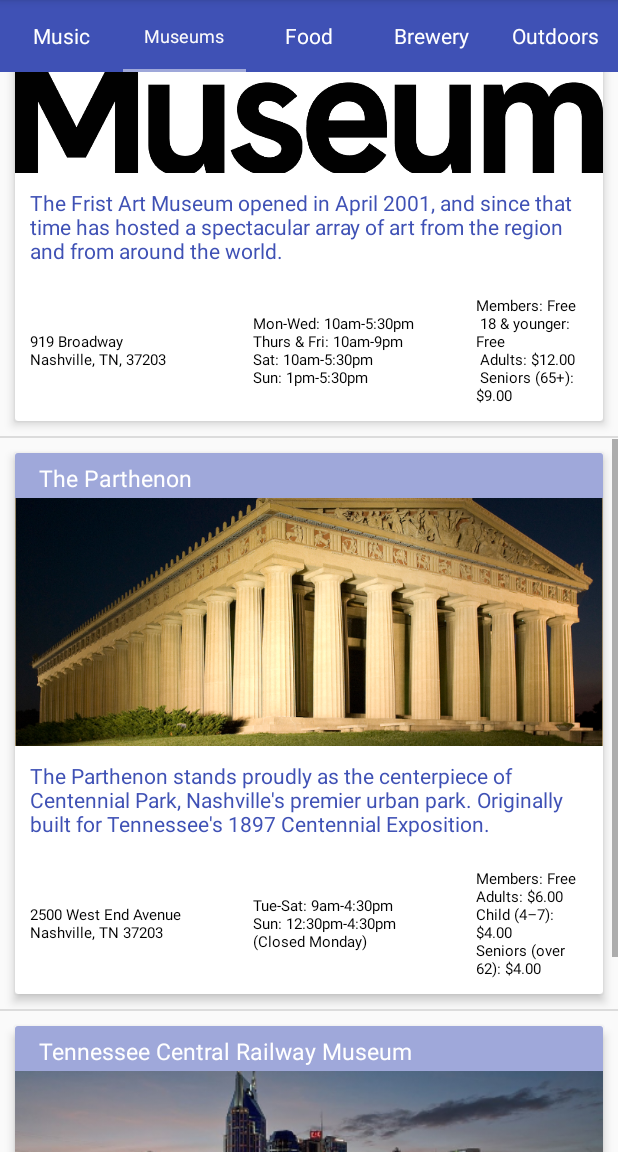
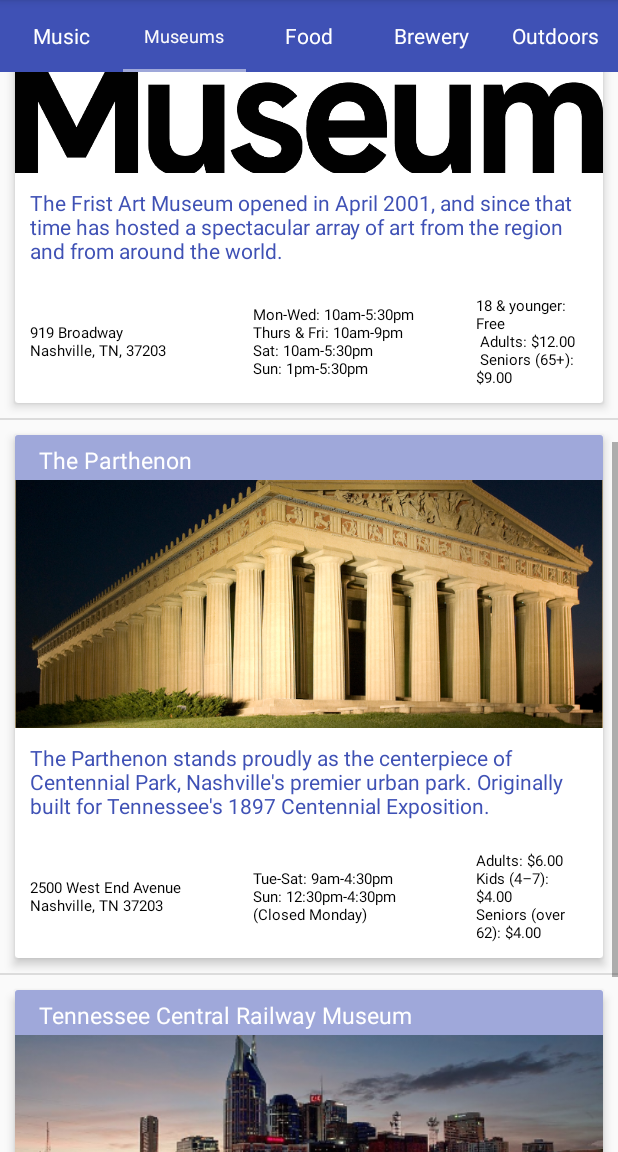
Before and after one commit to inkedblots/NashvilleTourGuide, an Android app: the screen it shows after launch (MainActivity), tab 2 chosen, scrolled down 504 dp, on a phone screen of 412 x 824 dp, the part 84-1236 px from its top. Run offline under Robolectric (Android 15) with nearby library versions, the phone set to English and light mode, and no system bars; our stand-ins replace ButterKnife.

Commit message:
minor editing, code formatting, Refactors

```diff
--- a/app/src/main/AndroidManifest.xml
+++ b/app/src/main/AndroidManifest.xml
@@ -35,7 +35,7 @@
                 android:value="com.example.android.tourguideapp.MainActivity" />
         </activity>
         <activity
-            android:name=".Maps"
+            android:name=".CityMap"
             android:label="City Map"
             android:parentActivityName=".MainActivity">
 
--- a/app/src/main/java/com/example/android/tourguideapp/Maps.java
+++ b/app/src/main/java/com/example/android/tourguideapp/CityMap.java
@@ -3,7 +3,7 @@ package com.example.android.tourguideapp;
 import android.os.Bundle;
 import android.support.v7.app.AppCompatActivity;
 
-public class Maps extends AppCompatActivity {
+public class CityMap extends AppCompatActivity {
 
     @Override
     protected void onCreate(Bundle savedInstanceState) {
--- a/app/src/main/java/com/example/android/tourguideapp/MainActivity.java
+++ b/app/src/main/java/com/example/android/tourguideapp/MainActivity.java
@@ -60,7 +60,7 @@ public class MainActivity extends AppCompatActivity {
         // Create an adapter that knows which fragment should be shown on each page
         CategoryAdapter adapter = new CategoryAdapter(getSupportFragmentManager(), this);
 
-        // Set the adapter onto viewPager
+        // Set the adapter on viewPager
         viewPager.setAdapter(adapter);
 
         TabLayout tabLayout = findViewById(R.id.slidingTabs);
@@ -106,7 +106,7 @@ public class MainActivity extends AppCompatActivity {
                 }
                 // Intent to `Nashville` City Map Activity
                 if (position == 2) {
-                    Intent intent = new Intent(mMain, Maps.class);
+                    Intent intent = new Intent(mMain, CityMap.class);
                     startActivity(intent);
 
                 }
--- a/app/src/main/res/layout/activity_about_nashville.xml
+++ b/app/src/main/res/layout/activity_about_nashville.xml
@@ -14,7 +14,7 @@
             android:padding="@dimen/paddingInfo"
             android:text="@string/aboutNashville"
             android:textColor="@color/colorPrimary"
-            android:textSize="@dimen/textAboutInfo" />
+            android:textSize="@dimen/textAboutInfo"/>
 
         <TextView
             android:layout_width="wrap_content"
--- a/app/src/main/res/layout/activity_map.xml
+++ b/app/src/main/res/layout/activity_map.xml
@@ -8,8 +8,8 @@
         android:layout_width="match_parent"
         android:layout_height="match_parent"
         android:layout_gravity="center"
-        android:layout_margin="@dimen/margin_map"
-        android:contentDescription="@string/nashMap"
-        android:src="@drawable/citymap" />
+        android:layout_margin="10dp"
+        android:contentDescription="@string/cityMap"
+        android:src="@drawable/citymap"/>
 
 </LinearLayout>
--- a/app/src/main/res/values/strings.xml
+++ b/app/src/main/res/values/strings.xml
@@ -8,6 +8,8 @@
     <string name="about"><![CDATA[<span style="color:#FFFFFF">About</span>]]></string>
     <string name="nashMap"><![CDATA[<span style="color:#FFFFFF">City Map</span>]]></string>
     <string name="mta"><![CDATA[<span style="color:#FFFFFF">Metro Transit</span>]]></string>
+
+
 
 
     <!-- Drawer Navigation -->
@@ -53,8 +55,7 @@
                                 \nThurs &amp; Fri: 10am-9pm
                                 \nSat: 10am-5:30pm
                                 \nSun: 1pm-5:30pm</string>
-    <string name="museumPrice2">Members: Free\n
-                                18 &amp; younger: Free\n
+    <string name="museumPrice2">18 &amp; younger: Free\n
                                 Adults: $12.00\n
                                 Seniors (65+): $9.00</string>
     <string name="museumDescription2">The Frist Art Museum opened in April 2001, and since that time
@@ -64,8 +65,9 @@
     <string name="museumTitle3">The Parthenon</string>
     <string name="museumAddress3">2500 West End Avenue\nNashville, TN 37203</string>
     <string name="museumHours3">Tue-Sat: 9am-4:30pm\nSun: 12:30pm-4:30pm\n(Closed Monday)</string>
-    <string name="museumPrice3">Members: Free\nAdults: $6.00\nChild (4&#8211;7): $4.00\nSeniors
-                                (over 62): $4.00</string>
+    <string name="museumPrice3">Adults: $6.00
+                                \nKids (4&#8211;7): $4.00
+                                \nSeniors (over 62): $4.00</string>
     <string name="museumDescription3">The Parthenon stands proudly as the centerpiece of Centennial
         Park, Nashville\'s premier urban park. Originally built for Tennessee\'s 1897 Centennial
         Exposition.</string>
@@ -94,8 +96,8 @@
     <string name="musicAddress2">116 Fifth Avenue North\n
                                 Nashville, TN 37219\n
                                 (615) 889&#8211;3060</string>
-    <string name="musicHours2">Museum Tours\n9am&#8211;4:30pm\n
-                               Cafe Lula 9am&#8211;5pm</string>
+    <string name="musicHours2">Museum Tours\n9am&#8211;4:30pm
+                               \nCafe Lula\n9 am&#8211;5pm</string>
     <string name="musicPrice2">Varies by show</string>
     <string name="musicDescription2">This place is hallowed ground. This is the exact spot where
         bluegrass was born—where Johnny Cash met June Carter, where souls were saved and a slice of
@@ -128,7 +130,9 @@
     <string name="outdoorTitle">Cheekwood Estate &amp; Gardens</string>
     <string name="outdoorAddress">1200 Forrest Park Drive\nNashville, TN 37205</string>
     <string name="outdoorHours">Tue&#8211;Sun: 9am&#8211;5pm</string>
-    <string name="outdoorPrice">Adults $20\nKids (3&#8211;17) $13\nSeniors (65+) $18</string>
+    <string name="outdoorPrice">Adults $20
+                                \nKids (3&#8211;17) $13
+                                \nSeniors (65+) $18</string>
     <string name="outdoorDescription">Cheekwood offers many diverse experiences, but a singularly
         serene environment that will leave you restored and rejuvenated.</string>
 
@@ -137,7 +141,7 @@
     <string name="outdoorAddress2">3777 Nolensville Pike\nNashville, TN 37211</string>
     <string name="outdoorHours2">Oct 13 &#8211; Mar 9: 9am&#8211;4pm\n
                                  Mar 10 &#8211; Oct 11: 9am&#8211;6pm</string>
-    <string name="outdoorPrice2">Adults/Teens: $17
+    <string name="outdoorPrice2">Adults/Teens $17
                                 \nKids (2-12) $12
                                 \nSeniors (65+) $15</string>
     <string name="outdoorDescription2">Nashville Zoo\'s experienced staff is actively involved in
@@ -171,7 +175,8 @@
     <!-- Pancake Pantry -->
     <string name="foodTitle">Pancake Pantry</string>
     <string name="foodAddress">1796 21st Avenue S, Nashville\nTN 37212</string>
-    <string name="foodHours">Mon&#8211;Fri: 6am&#8211;3pm\nSat &amp; Sun: 6am&#8211;4pm</string>
+    <string name="foodHours">Mon&#8211;Fri: 6am&#8211;3pm
+                            \nSat &amp; Sun: 6am&#8211;4pm</string>
     <string name="foodPrice">n/a</string>
     <string name="foodDescription">Since 1961, we\'ve been serving scratch-made pancakes and much
         more to visitors and locals alike in the Hillsboro Village neighborhood.
@@ -189,9 +194,9 @@
     <!-- Fido -->
     <string name="foodTitle3">Fido</string>
     <string name="foodAddress3">1812 21st Ave. S.\nNashville, TN 37212</string>
-    <string name="foodHours3">Daily:7am&#8211;11pm\n
-                            Kitchen: Mon 7am&#8211;9pm\n
-                            Tue&#8211;Sun: 7am&#8211;10pm</string>
+    <string name="foodHours3">Daily:7am&#8211;11pm
+                            \nKitchen: Mon 7am&#8211;9pm
+                            \nTue&#8211;Sun: 7am&#8211;10pm</string>
     <string name="foodPrice3">n/a</string>
     <string name="foodDescription3">Fido blurs the line between upscale coffeehouse and casual
         restaurant with an emphasis on organic and local foods served in an inviting atmosphere.
@@ -199,10 +204,11 @@
 
     <!-- Sambuca -->
     <string name="foodTitle4">Sambuca</string>
-    <string name="foodAddress4">601 12th Avenue South\nNashville, TN 37203\n
-                            (615) 248&#8211;2888</string>
-    <string name="foodHours4">Mon-Sun: Dinner: 5pm-10pm;\n
-                              Tue-Sun: Lunch: 11am-3pm</string>
+    <string name="foodAddress4">601 12th Avenue South
+                                \nNashville, TN 37203
+                                \n(615) 248&#8211;2888</string>
+    <string name="foodHours4">Mon-Sun: Dinner: 5pm-10pm
+                              \nTue-Sun: Lunch: 11am-3pm</string>
     <string name="foodPrice4">n/a</string>
     <string name="foodDescription4">Sambuca, Nashville’s only rockin’ restaurant, features a savory
         new American menu and a variety of nightly live music. http://www.nashville.sambucarestaurant.com/</string>
@@ -212,7 +218,9 @@
 
     <!-- Yazoo -->
     <string name="breweryTitle">Yazoo Brewing Co</string>
-    <string name="breweryAddress">910 Division Street\nNashville, TN 37207\n(615) 891&#8211;4649</string>
+    <string name="breweryAddress">910 Division Street
+                                \nNashville, TN 37207
+                                \n(615) 891&#8211;4649</string>
     <string name="breweryHours">Wed/Thurs: 5pm &amp; 7pm\n
                                 Fri: 5pm, 6pm, &amp; 7pm\n
                                 Sat: every 30min from 12:00-5:00, plus 6:00 &amp; 7:00pm</string>
@@ -224,8 +232,11 @@
 
     <!-- TN Brew Works -->
     <string name="breweryTitle2">Tennessee Brew Works</string>
-    <string name="breweryAddress2">809 Ewing Avenue\nNashville, TN, 37203\n(615) 436&#8211;0050</string>
-    <string name="breweryHours2">Mon-Sat: 11am&#8211;10pm\nSun: 11am&#8211;8pm</string>
+    <string name="breweryAddress2">809 Ewing Avenue
+                                \nNashville, TN, 37203
+                                \n(615) 436&#8211;0050</string>
+    <string name="breweryHours2">Mon-Sat: 11am&#8211;10pm
+                                \nSun: 11am&#8211;8pm</string>
     <string name="breweryPrice2">Call for pricing</string>
     <string name="breweryDescription2">Founded with the discovery that great beer can be brewed at
         home, what began as a kitchen hobby amongst friends ultimately transformed into something
@@ -233,16 +244,24 @@
 
     <!-- Blackstone Brewery -->
     <string name="breweryTitle3">Blackstone Brewing Co</string>
-    <string name="breweryAddress3">2312 Clifton Ave, Nashville TN\n(615) 320&#8211;9002</string>
-    <string name="breweryHours3">Mon-Fri 4pm&#8211;8pm; Sat 12pm&#8211;8pm; Sun 2pm&#8211;6pm</string>
+    <string name="breweryAddress3">2312 Clifton Ave
+                                \nNashville TN
+                                \n(615) 320&#8211;9002</string>
+    <string name="breweryHours3">Mon-Fri 4pm&#8211;8pm
+                                \nSat 12pm&#8211;8pm
+                                \nSun 2pm&#8211;6pm</string>
     <string name="breweryPrice3">Call for pricing</string>
     <string name="breweryDescription3">We have been brewing Craft beer in Nashville since 1994.
         We are Nashville\'s oldest and most award winning brewery. https://blackstonebeer.com/</string>
 
     <!-- Czanns -->
     <string name="breweryTitle4">Czann\'s Brewing Co LLC</string>
-    <string name="breweryAddress4">505 Lea Ave, Nashville, TN\n(615) 748&#8211;1399</string>
-    <string name="breweryHours4">Wed-Fri: 4pm-9pm; Sat: 12pm&#8211;9pm; Sun: 1pm&#8211;7pm</string>
+    <string name="breweryAddress4">505 Lea Ave
+                                \nNashville, TN
+                                \n(615) 748&#8211;1399</string>
+    <string name="breweryHours4">Wed-Fri: 4pm-9pm
+                                \nSat: 12pm&#8211;9pm
+                                \nSun: 1pm&#8211;7pm</string>
     <string name="breweryPrice4">Call for pricing</string>
     <string name="breweryDescription4">Has a catalog of several ale recipes that are available year
         round and seasonally.</string>
@@ -262,9 +281,9 @@
         and a party of Overmountain Men in 1779, near the original Cumberland settlement of Fort Nashborough.
         It was named for Francis Nash, the American Revolutionary War hero. Nashville quickly grew
         because of its strategic location, accessibility as a port on the Cumberland River, a
-        tributary of the Ohio River; and its later status as a major railroad center. By 1800, the
-        city had 345 residents, including 136 enslaved African Americans and 14 free African
-        American residents. In 1806, Nashville was incorporated as a city and became the county
+        tributary of the Ohio River; and its later status as a major railroad center.
+        \nBy 1800, the city had 345 residents, including 136 enslaved African Americans and 14 free
+        African American residents. In 1806, Nashville was incorporated as a city and became the county
         seat of Davidson County, Tennessee. In 1843, the city was named the permanent capital of
         the state of Tennessee.
         \nhttps://en.wikipedia.org/wiki/Nashville,_Tennessee</string>
```
Also changed, not shown: app/src/main/java/com/example/android/tourguideapp/Location.java (+8 -3 lines), app/src/main/res/layout/location_detail.xml (+3 -9 lines).
